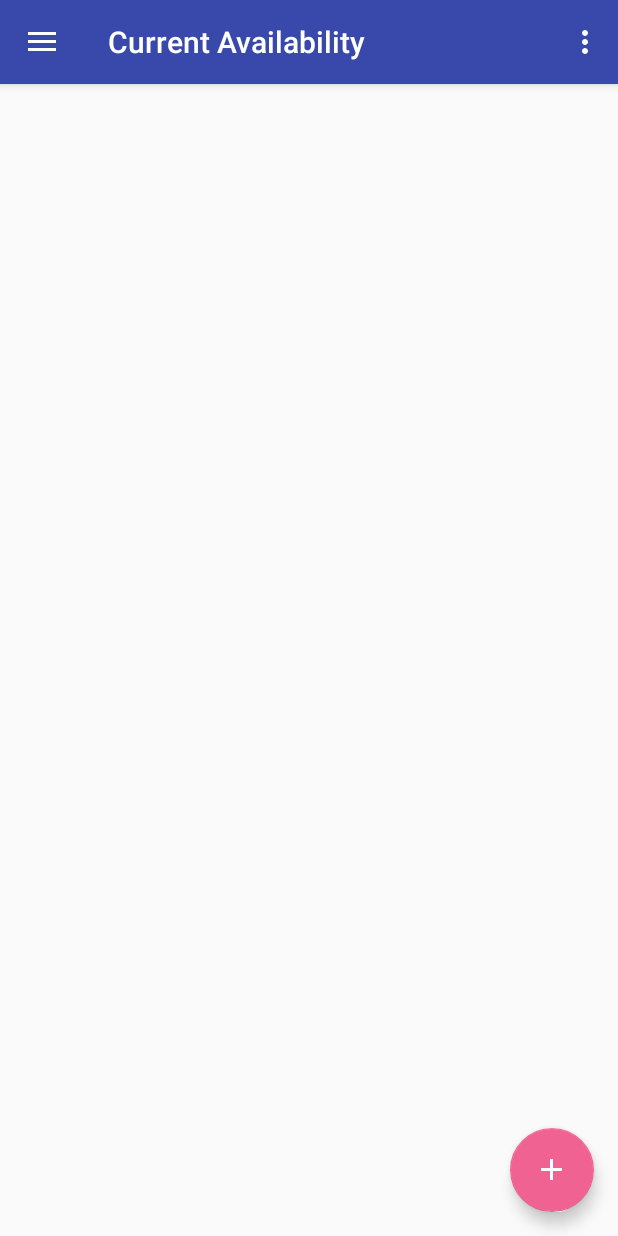
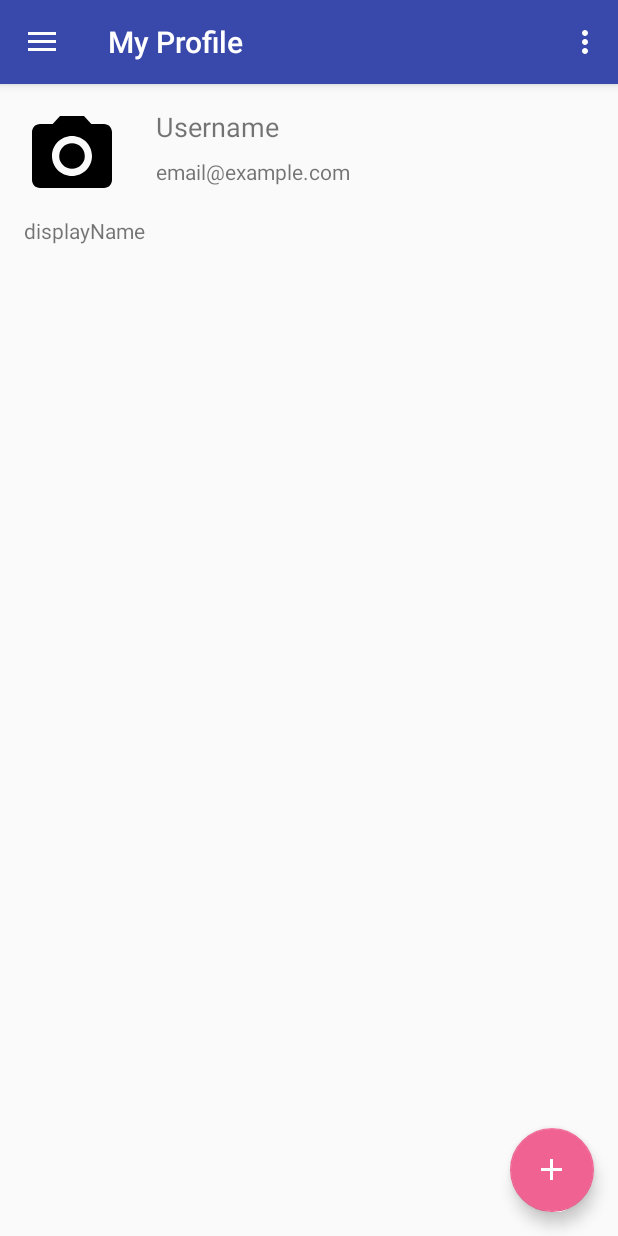
Before and after one commit to nate12345678/YouFree, an Android app: the MainActivity screen opened directly, with no data from a screen before it, in the side drawer, after a tap on "My Profile", on a phone screen of 412 x 824 dp. Run offline under Robolectric (Android 15) with nearby library versions, the phone set to English and light mode, and no system bars; 5 statements that could not run were skipped.

Commit message:
Added profile page to app

```diff
--- a/android/app/src/main/java/team/gif/friendscheduler/MainActivity.java
+++ b/android/app/src/main/java/team/gif/friendscheduler/MainActivity.java
@@ -32,6 +32,10 @@ public class MainActivity extends AppCompatActivity implements NavigationView.On
     DrawerLayout drawer;
     TextView nameNavLabel;
     TextView usernamedNavLabel;
+    TextView usernameText;
+    TextView displayNameText;
+    TextView emailText;
+    ImageView profileImage;
     Toolbar toolbar;
     ActionBarDrawerToggle toggle;
     CoordinatorLayout mainCoordinator;
@@ -40,7 +44,7 @@ public class MainActivity extends AppCompatActivity implements NavigationView.On
     View dailyInclude;
     View scheduleInclude;
     View friendsInclude;
-
+    View profileInclude;
     RecyclerView scheduleRecycler;
     RecyclerView.Adapter scheduleAdapter;
     RecyclerView.LayoutManager scheduleManager;
@@ -54,8 +58,6 @@ public class MainActivity extends AppCompatActivity implements NavigationView.On
     Calendar currentTime;
 
     void getFriends() {
-
-
         Request request = new Request.Builder()
                 .url(Globals.BASE_URL + "/friends")
                 .addHeader("token", Globals.token + "")
@@ -137,10 +139,14 @@ public class MainActivity extends AppCompatActivity implements NavigationView.On
         headerview = navigationView.getHeaderView(0);
         nameNavLabel = headerview.findViewById(R.id.nameNavLabel);
         usernamedNavLabel = headerview.findViewById(R.id.usernameNavLabel);
+        usernameText = findViewById(R.id.usernameText);
+        displayNameText = findViewById(R.id.displayNameText);
+        emailText = findViewById(R.id.emailText);
         currentInclude = findViewById(R.id.currentInclude);
         dailyInclude = findViewById(R.id.dailyInclude);
         scheduleInclude = findViewById(R.id.scheduleInclude);
         friendsInclude = findViewById(R.id.friendInclude);
+        profileInclude = findViewById(R.id.profileInclude);
         scheduleRecycler = findViewById(R.id.scheduleRecycler);
         friendRecycler = findViewById(R.id.friendRecycler);
     }
@@ -171,9 +177,14 @@ public class MainActivity extends AppCompatActivity implements NavigationView.On
         nameNavLabel.setText(Globals.user.displayName);
         usernamedNavLabel.setText(Globals.user.username);
 
+        usernameText.setText(Globals.user.username);
+        displayNameText.setText(Globals.user.displayName);
+        emailText.setText(Globals.user.email);
+
         currentInclude.setVisibility(View.GONE);
         dailyInclude.setVisibility(View.GONE);
         scheduleInclude.setVisibility(View.GONE);
+        profileInclude.setVisibility(View.GONE);
         friendsInclude.setVisibility(View.VISIBLE);
 
         scheduleRecycler.setHasFixedSize(true);
@@ -225,22 +236,31 @@ public class MainActivity extends AppCompatActivity implements NavigationView.On
         dailyInclude.setVisibility(View.GONE);
         scheduleInclude.setVisibility(View.GONE);
         friendsInclude.setVisibility(View.GONE);
+        profileInclude.setVisibility(View.GONE);
 
-        if (id == R.id.nav_current) {
+        switch(id) {
+            case R.id.nav_current:
                 getSupportActionBar().setTitle("Current Availability");
                 currentInclude.setVisibility(View.VISIBLE);
-        } else if (id == R.id.nav_daily) {
+                break;
+            case R.id.nav_daily:
                 getSupportActionBar().setTitle("Daily Schedule");
                 dailyInclude.setVisibility(View.VISIBLE);
-        } else if (id == R.id.nav_my_schedule) {
+                break;
+            case R.id.nav_my_schedule:
                 getSupportActionBar().setTitle("My Schedule");
                 scheduleInclude.setVisibility(View.VISIBLE);
-        } else if (id == R.id.nav_friends) {
+                break;
+            case R.id.nav_friends:
                 getSupportActionBar().setTitle("Friends");
                 getFriends();
                 friendsInclude.setVisibility(View.VISIBLE);
+                break;
+            case R.id.nav_profile:
+                getSupportActionBar().setTitle("My Profile");
+                profileInclude.setVisibility(View.VISIBLE);
+                break;
         }
-
         drawer.closeDrawer(GravityCompat.START);
         return true;
     }
--- a/android/app/src/main/res/layout/app_bar_main.xml
+++ b/android/app/src/main/res/layout/app_bar_main.xml
@@ -13,8 +13,10 @@
              android:id="@+id/friendInclude"/>
     <include layout="@layout/content_daily"
              android:id="@+id/dailyInclude"/>
-    <include
-            layout="@layout/content_schedule" android:id="@+id/scheduleInclude"/>
+    <include layout="@layout/content_schedule"
+             android:id="@+id/scheduleInclude"/>
+    <include layout="@layout/content_profile"
+             android:id="@+id/profileInclude"/>
     <android.support.design.widget.AppBarLayout
             android:layout_height="wrap_content"
             android:layout_width="match_parent"
--- a/android/app/src/main/res/layout/content_profile.xml
+++ b/android/app/src/main/res/layout/content_profile.xml
@@ -1,34 +1,36 @@
 <?xml version="1.0" encoding="utf-8"?>
 <android.support.constraint.ConstraintLayout xmlns:android="http://schemas.android.com/apk/res/android"
                                              xmlns:app="http://schemas.android.com/apk/res-auto"
-                                             xmlns:tools="http://schemas.android.com/tools" android:layout_width="match_parent"
-                                             android:layout_height="match_parent">
+                                             xmlns:tools="http://schemas.android.com/tools"
+                                             android:layout_width="match_parent"
+                                             android:layout_height="match_parent"
+                                             app:layout_behavior="@string/appbar_scrolling_view_behavior">
 
     <ImageView
             android:layout_width="64dp"
             android:layout_height="64dp" app:srcCompat="@drawable/ic_menu_camera"
-            android:id="@+id/imageView2" android:layout_marginTop="16dp"
+            android:id="@+id/profileImage" android:layout_marginTop="16dp"
             app:layout_constraintTop_toTopOf="parent" app:layout_constraintStart_toStartOf="parent"
             android:layout_marginStart="16dp"/>
     <TextView
             android:text="Username"
             android:layout_width="wrap_content"
             android:layout_height="wrap_content"
-            android:id="@+id/textView6" android:layout_marginStart="24dp"
-            app:layout_constraintStart_toEndOf="@+id/imageView2" app:layout_constraintTop_toTopOf="parent"
+            android:id="@+id/usernameText" android:layout_marginStart="24dp"
+            app:layout_constraintStart_toEndOf="@+id/profileImage" app:layout_constraintTop_toTopOf="parent"
             android:layout_marginTop="16dp" android:textSize="18sp"/>
     <TextView
             android:text="email@example.com"
             android:layout_width="wrap_content"
             android:layout_height="wrap_content"
-            android:id="@+id/textView7"
-            app:layout_constraintTop_toBottomOf="@+id/textView6" android:layout_marginTop="8dp"
-            android:layout_marginStart="24dp" app:layout_constraintStart_toEndOf="@+id/imageView2"/>
+            android:id="@+id/emailText"
+            app:layout_constraintTop_toBottomOf="@+id/usernameText" android:layout_marginTop="8dp"
+            android:layout_marginStart="24dp" app:layout_constraintStart_toEndOf="@+id/profileImage"/>
     <TextView
             android:text="displayName"
             android:layout_width="wrap_content"
             android:layout_height="wrap_content"
-            android:id="@+id/textView8" android:layout_marginTop="8dp"
-            app:layout_constraintTop_toBottomOf="@+id/imageView2" app:layout_constraintStart_toStartOf="parent"
+            android:id="@+id/displayNameText" android:layout_marginTop="8dp"
+            app:layout_constraintTop_toBottomOf="@+id/profileImage" app:layout_constraintStart_toStartOf="parent"
             android:layout_marginStart="16dp"/>
 </android.support.constraint.ConstraintLayout>
--- a/android/app/src/main/res/values/strings.xml
+++ b/android/app/src/main/res/values/strings.xml
@@ -1,5 +1,5 @@
 <resources>
-    <string name="app_name">FriendScheduler</string>
+    <string name="app_name">You Free?</string>
     <string name="action_settings">Settings</string>
     <string name="title_activity_main">MainActivity</string>
     <string name="navigation_drawer_open">Open navigation drawer</string>
```
Lines whose indentation alone changed are shown as unchanged.
